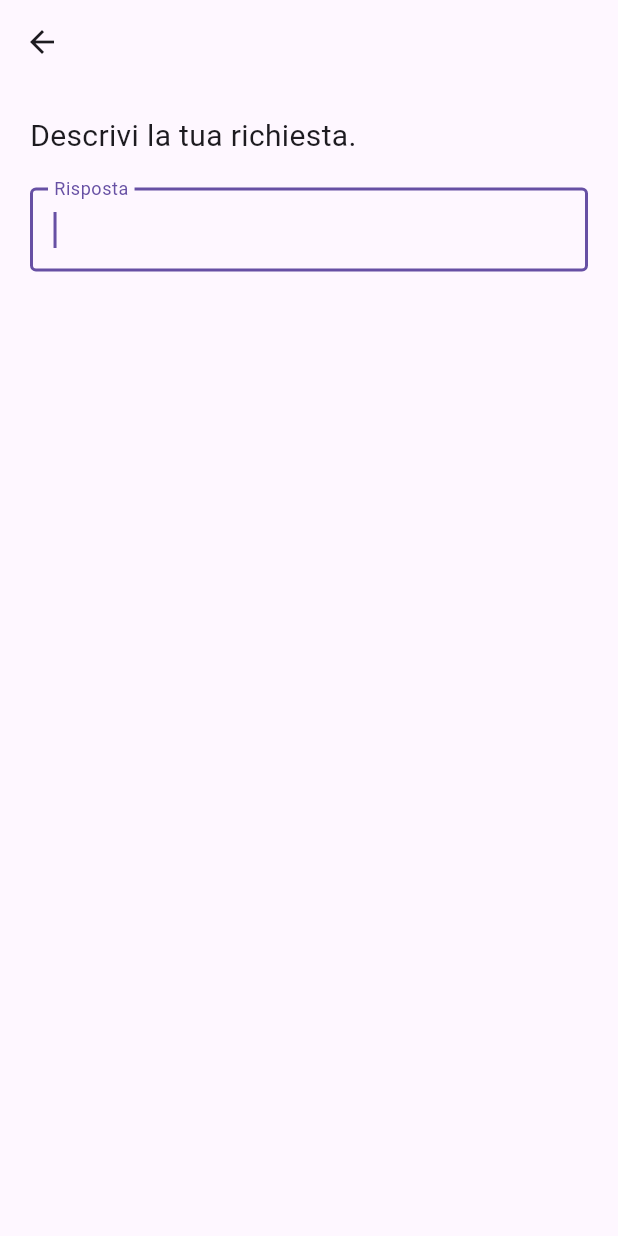
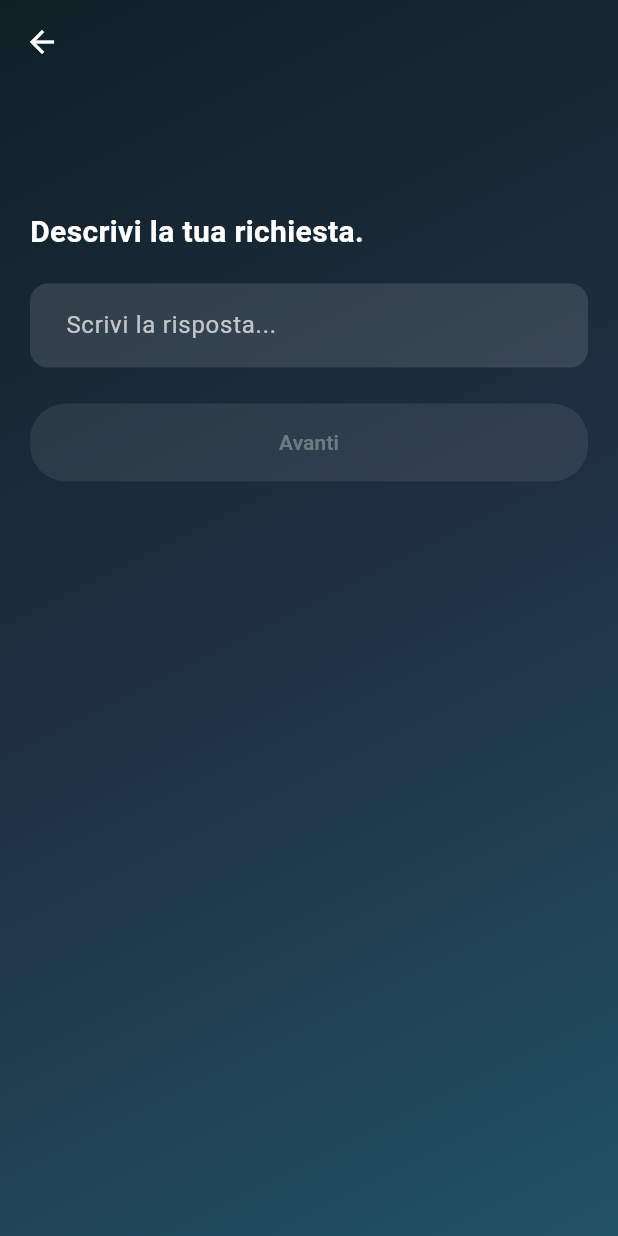
Before and after one commit to mdmdev117/progress_help, a Flutter app: the QuestionPage screen opened directly with empty values, on a phone screen of 412 x 824 dp. Run offline on Flutter 3.47's test engine with Material 3 defaults, Android fonts, the phone set to English and light mode, and no system bars.

Commit message:
corretti bug e inserito tema e pulsanti

```diff
--- /dev/null
+++ b/lib/app_styles.dart
@@ -0,0 +1,54 @@
+// file: app_styles.dart
+import 'package:flutter/material.dart';
+
+class AppStyles {
+  // Colori generali
+  static const Color textColor = Colors.white;
+  static const Color buttonColor = Colors.blueAccent;
+
+  // Titolo grande
+  static const TextStyle titleStyle = TextStyle(
+    fontSize: 24,
+    fontWeight: FontWeight.bold,
+    color: textColor,
+  );
+
+  static const TextStyle questionStyle = TextStyle(
+    fontSize: 20,
+    fontWeight: FontWeight.bold,
+    color: textColor,
+  );
+
+  // Testo normale
+  static const TextStyle bodyStyle = TextStyle(fontSize: 16, color: textColor);
+
+  // Pulsante
+  static final ButtonStyle elevatedButtonStyle = ElevatedButton.styleFrom(
+    backgroundColor: buttonColor,
+    foregroundColor: Colors.white,
+    padding: const EdgeInsets.symmetric(horizontal: 32, vertical: 16),
+    shape: RoundedRectangleBorder(borderRadius: BorderRadius.circular(24)),
+  );
+
+  // Input field
+  static InputDecoration inputDecoration(String hint) => InputDecoration(
+    hintText: hint,
+    hintStyle: TextStyle(color: Colors.white70),
+    filled: true,
+    fillColor: Colors.white.withAlpha(30),
+    border: OutlineInputBorder(
+      borderRadius: BorderRadius.circular(12),
+      borderSide: BorderSide.none,
+    ),
+    contentPadding: const EdgeInsets.symmetric(vertical: 16, horizontal: 20),
+  );
+
+  // AppBar
+  static AppBarTheme appBarTheme = AppBarTheme(
+    backgroundColor: Colors.transparent,
+    elevation: 0,
+    foregroundColor: textColor,
+    scrolledUnderElevation: 0,
+    surfaceTintColor: Colors.transparent, // evita overlay bianco
+  );
+}
--- a/lib/program_carousel_page.dart
+++ b/lib/program_carousel_page.dart
@@ -35,6 +35,8 @@ class _ProgramCarouselPageState extends State<ProgramCarouselPage> {
         backgroundColor: Colors.transparent,
         elevation: 0,
         foregroundColor: Colors.white,
+        scrolledUnderElevation: 0, // blocca ombra in scroll
+        surfaceTintColor: Colors.transparent, // evita overlay bianco
       ),
       body: GradientBackground(
         child: Column(
--- a/lib/question_page.dart
+++ b/lib/question_page.dart
@@ -1,6 +1,8 @@
 // file: question_page.dart
 import 'package:flutter/material.dart';
+import 'package:progresshelp/gradient_background.dart';
 import 'summary_page.dart';
+import 'app_styles.dart';
 
 class QuestionPage extends StatefulWidget {
   final String category;
@@ -13,6 +15,8 @@ class QuestionPage extends StatefulWidget {
 class _QuestionPageState extends State<QuestionPage> {
   int _currentIndex = 0;
   final Map<String, String> _answers = {};
+  final TextEditingController _controller = TextEditingController();
+  bool _isButtonEnabled = false;
 
   late List<Question> questions;
 
@@ -20,6 +24,19 @@ class _QuestionPageState extends State<QuestionPage> {
   void initState() {
     super.initState();
     questions = getQuestionsForCategory(widget.category);
+    _controller.addListener(_onTextChanged);
+  }
+
+  void _onTextChanged() {
+    setState(() {
+      _isButtonEnabled = _controller.text.trim().isNotEmpty;
+    });
+  }
+
+  @override
+  void dispose() {
+    _controller.dispose();
+    super.dispose();
   }
 
   void _nextQuestion(String answer) {
@@ -38,6 +55,8 @@ class _QuestionPageState extends State<QuestionPage> {
     if (nextIndex < questions.length) {
       setState(() {
         _currentIndex = nextIndex;
+        _controller.clear();
+        _isButtonEnabled = false;
       });
     } else {
       _showSummary();
@@ -61,26 +80,78 @@ class _QuestionPageState extends State<QuestionPage> {
     final question = questions[_currentIndex];
 
     return Scaffold(
-      appBar: AppBar(title: Text(widget.category)),
-      body: Padding(
+      extendBodyBehindAppBar: true,
+      backgroundColor: Colors.transparent,
+      appBar: AppBar(
+        title: Text(
+          widget.category,
+          style: const TextStyle(
+            fontSize: 24,
+            fontWeight: FontWeight.bold,
+            color: Colors.white,
+          ),
+        ),
+        backgroundColor: Colors.transparent,
+        elevation: 0,
+        foregroundColor: Colors.white,
+        scrolledUnderElevation: 0,
+        surfaceTintColor: Colors.transparent,
+      ),
+      body: GradientBackground(
+        child: Padding(
           padding: const EdgeInsets.all(20.0),
           child: Column(
             crossAxisAlignment: CrossAxisAlignment.stretch,
             children: [
-            Text(
-              question.text,
-              style: const TextStyle(fontSize: 20),
-            ),
+              const SizedBox(height: 120),
+              Text(question.text, style: AppStyles.questionStyle),
               const SizedBox(height: 20),
               TextField(
-              onSubmitted: _nextQuestion,
-              decoration: const InputDecoration(
-                border: OutlineInputBorder(),
-                labelText: 'Risposta',
+                controller: _controller,
+                decoration: AppStyles.inputDecoration('Scrivi la risposta...'),
+                style: const TextStyle(color: Colors.white),
+                cursorColor: Colors.white,
               ),
-              autofocus: true,
+              const SizedBox(height: 24),
+
+
+
+ElevatedButton(
+  onPressed: _isButtonEnabled
+      ? () => _nextQuestion(_controller.text.trim())
+      : null,
+  style: AppStyles.elevatedButtonStyle.copyWith(
+    backgroundColor: WidgetStateProperty.resolveWith<Color>(
+      (Set<WidgetState> states) {
+        if (states.contains(WidgetState.disabled)) {
+          return Colors.white.withAlpha(20); // disabilitato: bianco trasparente
+        }
+        return AppStyles.buttonColor; // attivo: blu semi-trasparente
+      },
     ),
+    foregroundColor: WidgetStateProperty.resolveWith<Color>(
+      (Set<WidgetState> states) {
+        if (states.contains(WidgetState.disabled)) {
+          return Colors.white.withAlpha(80); // testo bianco più chiaro disattivato
+        }
+        return Colors.white; // testo bianco attivo
+      },
+    ),
+    elevation: WidgetStateProperty.resolveWith<double>(
+      (Set<WidgetState> states) {
+        if (states.contains(WidgetState.disabled)) {
+          return 0;
+        }
+        return 4;
+      },
+    ),
+  ),
+  child: const Text('Avanti'),
+),
+
+
             ],
+          ),
         ),
       ),
     );
@@ -108,8 +179,6 @@ List<Question> getQuestionsForCategory(String category) {
         Question('nuovo_valore', 'Qual è il nuovo valore da impostare?'),
       ];
     default:
-      return [
-        Question('descrizione', 'Descrivi la tua richiesta.'),
-      ];
+      return [Question('descrizione', 'Descrivi la tua richiesta.')];
   }
 }
```
Also changed, not shown: lib/category_page.dart (+13 -3 lines), lib/main.dart (+8 -2 lines), lib/summary_page.dart (+24 -39 lines). Lines whose indentation alone changed are shown as unchanged.
